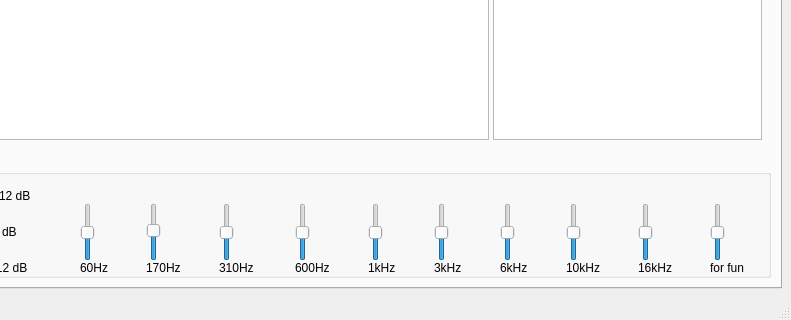
Old version of the form gui.ui in the repository osama51/equalizer; both pictures show x 169 to 960 and y 302 to 622 of the 960 by 622 pixel window.
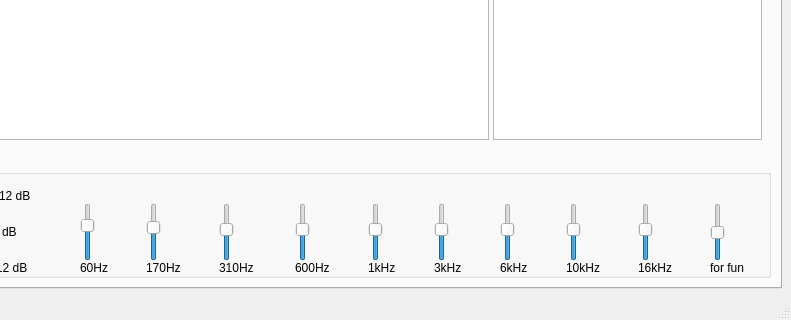
New version of the form. Icons and pictures are not drawn. Custom widgets are drawn as their Qt base class.

Commit message: fixed eq filtration

What changed in the file:
```diff
--- a/gui.ui
+++ b/gui.ui
@@ -204,7 +204,7 @@
            <item row="2" column="11">
             <widget class="QSlider" name="verticalSlider_10k">
              <property name="minimum">
-              <number>-12</number>
+              <number>-15</number>
              </property>
              <property name="maximum">
               <number>12</number>
@@ -217,7 +217,7 @@
            <item row="2" column="9">
             <widget class="QSlider" name="verticalSlider_3k">
              <property name="minimum">
-              <number>-12</number>
+              <number>-15</number>
              </property>
              <property name="maximum">
               <number>12</number>
@@ -257,7 +257,7 @@
            <item row="2" column="6">
             <widget class="QSlider" name="verticalSlider_310">
              <property name="minimum">
-              <number>-12</number>
+              <number>-15</number>
              </property>
              <property name="maximum">
               <number>12</number>
@@ -270,7 +270,7 @@
            <item row="2" column="7">
             <widget class="QSlider" name="verticalSlider_600">
              <property name="minimum">
-              <number>-12</number>
+              <number>-15</number>
              </property>
              <property name="maximum">
               <number>12</number>
@@ -297,7 +297,7 @@
            <item row="2" column="5">
             <widget class="QSlider" name="verticalSlider_170">
              <property name="minimum">
-              <number>-12</number>
+              <number>-15</number>
              </property>
              <property name="maximum">
               <number>10</number>
@@ -324,7 +324,7 @@
            <item row="2" column="8">
             <widget class="QSlider" name="verticalSlider_1k">
              <property name="minimum">
-              <number>-12</number>
+              <number>-15</number>
              </property>
              <property name="maximum">
               <number>12</number>
@@ -358,7 +358,7 @@
            <item row="2" column="12">
             <widget class="QSlider" name="verticalSlider_16k">
              <property name="minimum">
-              <number>-12</number>
+              <number>-15</number>
              </property>
              <property name="maximum">
               <number>12</number>
@@ -371,10 +371,10 @@
            <item row="2" column="4">
             <widget class="QSlider" name="verticalSlider_60">
              <property name="minimum">
-              <number>-12</number>
+              <number>-15</number>
              </property>
              <property name="maximum">
-              <number>12</number>
+              <number>8</number>
              </property>
              <property name="orientation">
               <enum>Qt::Vertical</enum>
@@ -384,7 +384,7 @@
            <item row="2" column="10">
             <widget class="QSlider" name="verticalSlider_6k">
              <property name="minimum">
-              <number>-12</number>
+              <number>-15</number>
              </property>
              <property name="maximum">
               <number>12</number>
```
The commit also changes 2 other files.
